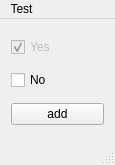
The window that mainwindow.ui (FastMacro/FastMacro) describes before a commit, drawn with Qt 5.
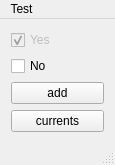
The same window after the commit.

Commit message: add window to watch current macroses with possibility to delete macroses

Patch:
```diff
--- a/mainwindow.ui
+++ b/mainwindow.ui
@@ -48,6 +48,13 @@
       </property>
      </widget>
     </item>
+    <item>
+     <widget class="QPushButton" name="currentButton">
+      <property name="text">
+       <string>currents</string>
+      </property>
+     </widget>
+    </item>
    </layout>
   </widget>
   <widget class="QMenuBar" name="menuBar">
```
Left out of the diff: 2 changed lines with no effect on the pictures. The commit also changes 16 other files.
